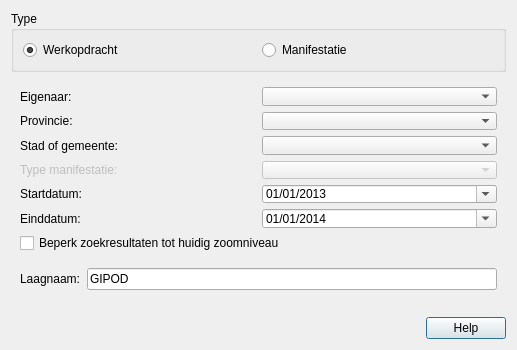
This is ui_geopunt4QgisGIPOD.ui in warrieka/geopunt4Qgis as Qt 5 draws it before an edit. The edited form follows.
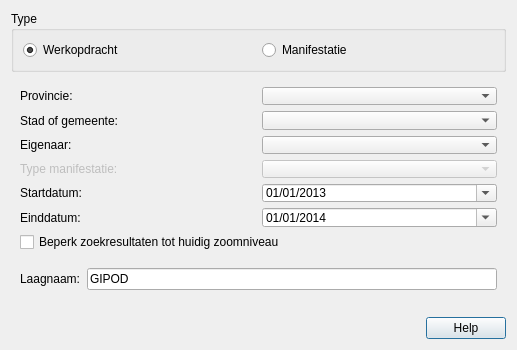
This is the edited form. Icons and pictures are not drawn.

Patch:
```diff
--- a/ui_geopunt4QgisGIPOD.ui
+++ b/ui_geopunt4QgisGIPOD.ui
@@ -90,25 +90,6 @@
       </sizepolicy>
      </property>
      <layout class="QGridLayout" name="gridLayout">
-      <item row="0" column="1">
-       <widget class="QComboBox" name="ownerCbx">
-        <property name="sizePolicy">
-         <sizepolicy hsizetype="Preferred" vsizetype="Fixed">
-          <horstretch>0</horstretch>
-          <verstretch>0</verstretch>
-         </sizepolicy>
-        </property>
-        <property name="minimumSize">
-         <size>
-          <width>100</width>
-          <height>0</height>
-         </size>
-        </property>
-        <property name="editable">
-         <bool>false</bool>
-        </property>
-       </widget>
-      </item>
       <item row="6" column="1">
        <widget class="QDateEdit" name="startEdit">
         <property name="minimumSize">
@@ -169,19 +150,6 @@
         </property>
        </widget>
       </item>
-      <item row="0" column="0">
-       <widget class="QLabel" name="eigenaarLbl">
-        <property name="sizePolicy">
-         <sizepolicy hsizetype="Preferred" vsizetype="Preferred">
-          <horstretch>0</horstretch>
-          <verstretch>0</verstretch>
-         </sizepolicy>
-        </property>
-        <property name="text">
-         <string>Eigenaar: </string>
-        </property>
-       </widget>
-      </item>
       <item row="2" column="0">
        <widget class="QLabel" name="stadLbl">
         <property name="text">
@@ -261,6 +229,38 @@
         </property>
        </widget>
       </item>
+      <item row="3" column="0">
+       <widget class="QLabel" name="eigenaarLbl">
+        <property name="sizePolicy">
+         <sizepolicy hsizetype="Preferred" vsizetype="Preferred">
+          <horstretch>0</horstretch>
+          <verstretch>0</verstretch>
+         </sizepolicy>
+        </property>
+        <property name="text">
+         <string>Eigenaar: </string>
+        </property>
+       </widget>
+      </item>
+      <item row="3" column="1">
+       <widget class="QComboBox" name="ownerCbx">
+        <property name="sizePolicy">
+         <sizepolicy hsizetype="Preferred" vsizetype="Fixed">
+          <horstretch>0</horstretch>
+          <verstretch>0</verstretch>
+         </sizepolicy>
+        </property>
+        <property name="minimumSize">
+         <size>
+          <width>100</width>
+          <height>0</height>
+         </size>
+        </property>
+        <property name="editable">
+         <bool>false</bool>
+        </property>
+       </widget>
+      </item>
      </layout>
     </widget>
    </item>
```
Left out of the diff: 2 changed lines with no effect on the pictures.
